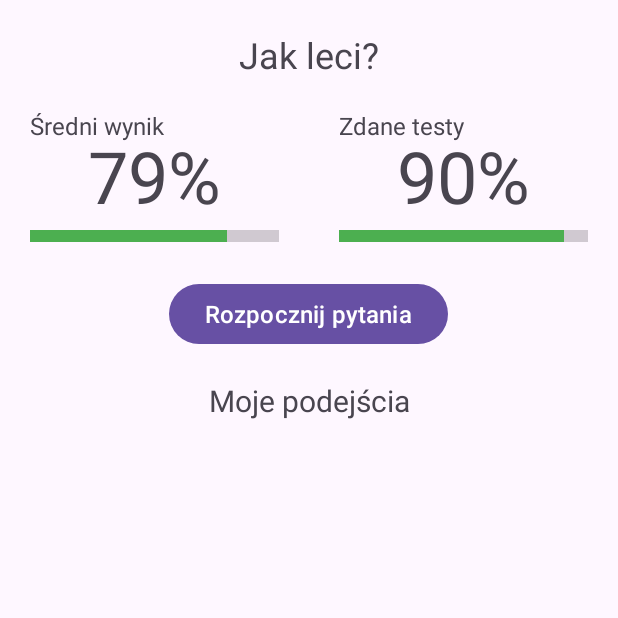
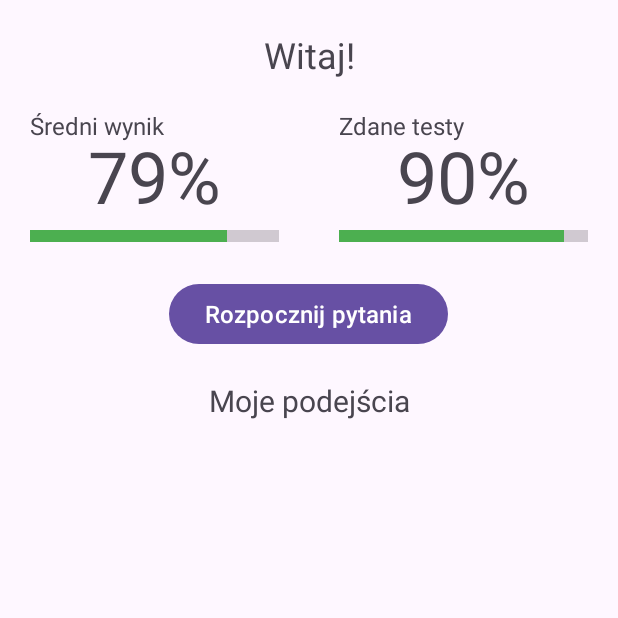
Before and after one commit to jankrop/egzaminator, an Android app: the screen it shows after launch (MainActivity), on a phone screen of 412 x 824 dp, the top half of it. Run offline under Robolectric (Android 15) with nearby library versions, the phone set to English and light mode, and no system bars.

```diff
--- a/app/src/main/java/com/example/kotlin_wstep/FinishFragment.kt
+++ b/app/src/main/java/com/example/kotlin_wstep/FinishFragment.kt
@@ -22,7 +22,7 @@ class FinishFragment : Fragment(R.layout.fragment_finish) {
     override fun onViewCreated(view: View, savedInstanceState: Bundle?) {
         super.onViewCreated(view, savedInstanceState)
 
-        val percentage = ((correct ?: 0) / 3.0 * 100).toInt()
+        val percentage = ((correct ?: 0) / 40.0 * 100).toInt()
         val endText = when (percentage) {
             in 0..<50 -> "Próbuj dalej!"
             in 50..<55 -> "Mało brakowało!"
--- a/app/src/main/java/com/example/kotlin_wstep/MainActivity.kt
+++ b/app/src/main/java/com/example/kotlin_wstep/MainActivity.kt
@@ -3,10 +3,12 @@ package com.example.kotlin_wstep
 import android.content.Intent
 import android.os.Bundle
 import android.widget.Button
+import android.widget.TextView
 import androidx.activity.enableEdgeToEdge
 import androidx.appcompat.app.AppCompatActivity
 import androidx.core.view.ViewCompat
 import androidx.core.view.WindowInsetsCompat
+import java.time.LocalDateTime
 
 class MainActivity : AppCompatActivity(R.layout.activity_main) {
     override fun onCreate(savedInstanceState: Bundle?) {
@@ -19,6 +21,23 @@ class MainActivity : AppCompatActivity(R.layout.activity_main) {
             insets
         }
 
+        findViewById<TextView>(R.id.welcomeMessage).text =
+            if (LocalDateTime.now().hour in 6..22) (
+                arrayOf(
+                    "Jak leci?",
+                    "Gotowy?",
+                    "Witaj!",
+                    "Cześć i czołem!",
+                    "<h1><big>Cześć!</big></h1>",
+                    when (LocalDateTime.now().hour) {
+                        in 6..17 -> "Dzień dobry!"
+                        in 18..22 -> "Dobry wieczór!"
+                        else -> ""
+                    },
+                    "01110011 01101001 01100101 01101101 01100001",
+                ).random()
+            ) else "O tej porze? Wyluzuj!"
+
         findViewById<Button>(R.id.startQuestionsButton)
             .setOnClickListener {
                 val intent = Intent(this, TestActivity::class.java)
--- a/app/src/main/java/com/example/kotlin_wstep/TestActivity.kt
+++ b/app/src/main/java/com/example/kotlin_wstep/TestActivity.kt
@@ -15,11 +15,11 @@ class TestActivity : AppCompatActivity(R.layout.activity_test), OnNextQuestionLi
         val correctAnswerPercentage = if (questionId == 0) 0 else correctAnswers * 100 / questionId
 
         val toolbar = findViewById<Toolbar>(R.id.scoreToolbar)
-        toolbar.title = if (questionId < 3) "Pytanie ${questionId+1}/40" else "Koniec testu"
+        toolbar.title = if (questionId < 40) "Pytanie ${questionId+1}/40" else "Koniec testu"
         toolbar.subtitle = "${correctAnswers} poprawnych, ${wrongAnswers} błędnych " +
                 "(${correctAnswerPercentage}%)"
 
-        val fragment = if (questionId < 3) (
+        val fragment = if (questionId < 40) (
             QuestionFragment().apply {
                 arguments = Bundle().apply {
                     putString("question", test[questionId].question)
--- a/app/src/main/res/layout/activity_main.xml
+++ b/app/src/main/res/layout/activity_main.xml
@@ -15,13 +15,13 @@
         app:layout_constraintTop_toTopOf="parent">
 
         <TextView
-            android:id="@+id/textView"
+            android:id="@+id/welcomeMessage"
             android:layout_width="match_parent"
             android:layout_height="wrap_content"
             android:layout_marginVertical="20dp"
             android:fontFamily="sans-serif"
             android:gravity="center_horizontal"
-            android:text="Jak leci?"
+            android:text=""
             android:textSize="24sp" />
 
         <LinearLayout
```
